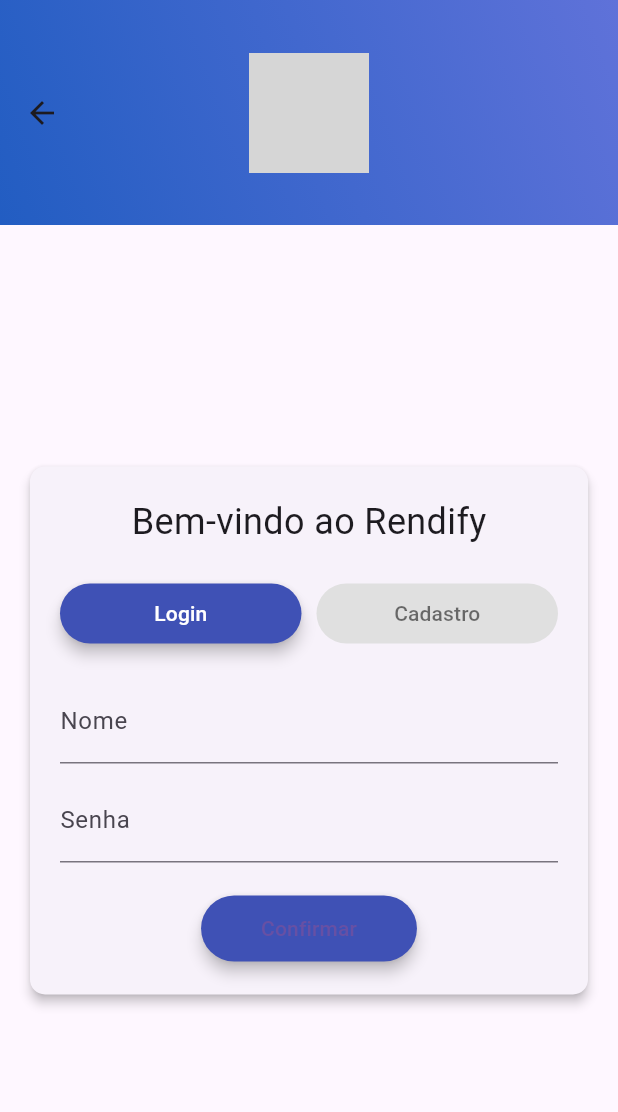
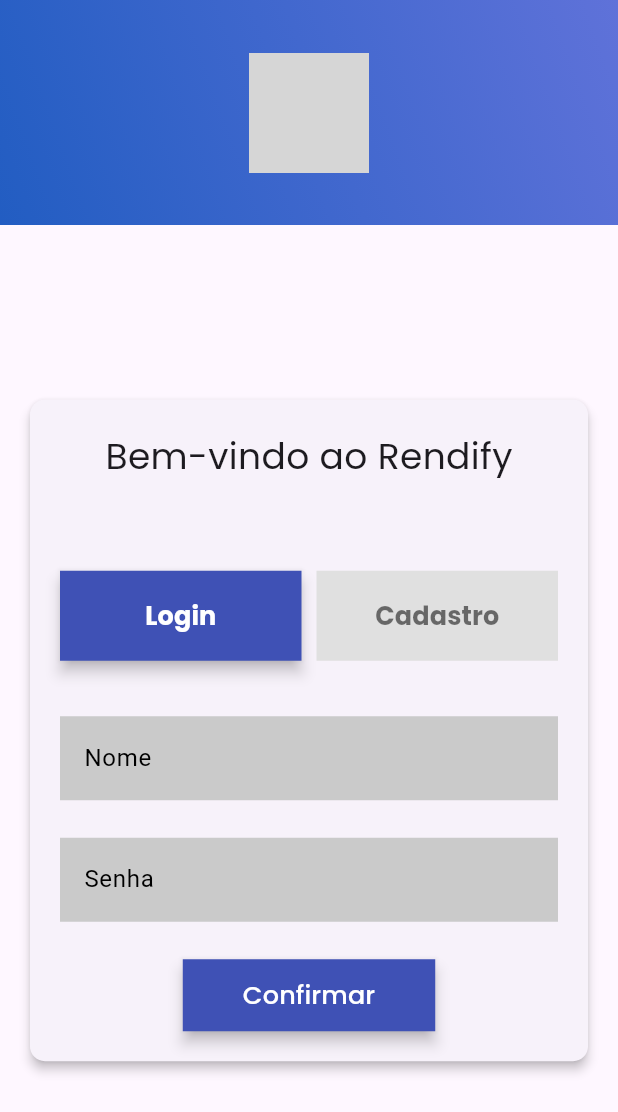
Before and after one commit to MauricioReisdoefer/rendify-frontend, a Flutter app: the LoginCadastroPage screen opened directly, on a phone screen of 412 x 824 dp. Shown: the top 1112 px of the screen. Run offline on Flutter 3.47's test engine with Material 3 defaults, Android fonts, the phone set to English and light mode, and no system bars; our stand-ins replace google_fonts; grey boxes are pictures that could not be loaded.

Commit message:
Front-end tela de cadastro

```diff
--- a/lib/components/appbar.dart
+++ b/lib/components/appbar.dart
@@ -1,5 +1,4 @@
 import 'package:flutter/material.dart';
-import 'package:google_fonts/google_fonts.dart';
 
 class CustomAppBar extends StatelessWidget implements PreferredSizeWidget {
   const CustomAppBar({super.key});
@@ -9,7 +8,7 @@
     return AppBar(
       toolbarHeight: 150,
       centerTitle: true,
-      title: Image.asset("logo.png", height: 80),
+      title: Image.asset("../assets/logo.png", height: 80),
       flexibleSpace: Container(
         decoration: const BoxDecoration(
           gradient: LinearGradient(
--- a/lib/screems/login_screen.dart
+++ b/lib/screens/login_screen.dart
@@ -1,5 +1,6 @@
 import 'package:flutter/material.dart';
 import '../components/appbar.dart';
+import 'package:google_fonts/google_fonts.dart';
 
 class LoginCadastroPage extends StatefulWidget {
   const LoginCadastroPage({super.key});
@@ -30,11 +31,11 @@
               child: Column(
                 mainAxisSize: MainAxisSize.min,
                 children: [
-                  const Text(
+                  Text(
                     'Bem-vindo ao Rendify',
-                    style: TextStyle(fontSize: 24),
+                    style: GoogleFonts.poppins(fontSize: 24),
                   ),
-                  const SizedBox(height: 20),
+                  const SizedBox(height: 60),
                   Row(
                     children: [
                       Expanded(
@@ -44,8 +45,10 @@
                             backgroundColor: isLogin ? Colors.indigo : Colors.grey[300],
                             foregroundColor: isLogin ? Colors.white : Colors.black54,
                             elevation: isLogin ? 4 : 0,
+                            shape: LinearBorder(),
+                            minimumSize: Size(60, 60),
                           ),
-                          child: const Text('Login'),
+                          child: Text('Login', style: GoogleFonts.poppins(fontWeight: FontWeight.bold, fontSize: 17),),
                         ),
                       ),
                       const SizedBox(width: 10),
@@ -56,32 +59,34 @@
                             backgroundColor: !isLogin ? Colors.indigo : Colors.grey[300],
                             foregroundColor: !isLogin ? Colors.white : Colors.black54,
                             elevation: !isLogin ? 4 : 0,
+                            shape: LinearBorder(),
+                            minimumSize: Size(60, 60),
                           ),
-                          child: const Text('Cadastro'),
+                          child: Text('Cadastro', style: GoogleFonts.poppins(fontWeight: FontWeight.bold, fontSize: 17),),
                         ),
                       ),
                     ],
                   ),
-                  const SizedBox(height: 20),
+                  const SizedBox(height: 37),
                   TextField(
                     controller: nomeController,
-                    decoration: const InputDecoration(labelText: 'Nome'),
+                    decoration: const InputDecoration(labelText: 'Nome', border: OutlineInputBorder(borderSide: BorderSide.none, borderRadius: BorderRadius.zero), filled: true, fillColor: Color(0xFFCACACA), labelStyle: TextStyle(color: Colors.black))
                   ),
-                  const SizedBox(height: 10),
+                  const SizedBox(height: 25),
                   TextField(
                     controller: senhaController,
                     obscureText: true,
-                    decoration: const InputDecoration(labelText: 'Senha'),
+                    decoration: const InputDecoration(labelText: 'Senha', border: OutlineInputBorder(borderSide: BorderSide.none, borderRadius: BorderRadius.zero), filled: true, fillColor: Color(0xFFCACACA), labelStyle: TextStyle(color: Colors.black)),
                   ),
                   if (!isLogin) ...[
-                    const SizedBox(height: 10),
+                    const SizedBox(height: 25),
                     TextField(
                       controller: confirmarSenhaController,
                       obscureText: true,
-                      decoration: const InputDecoration(labelText: 'Confirmar senha'),
+                      decoration: const InputDecoration(labelText: 'Confirmar senha', border: OutlineInputBorder(borderSide: BorderSide.none, borderRadius: BorderRadius.zero), filled: true, fillColor: Color(0xFFCACACA), labelStyle: TextStyle(color: Colors.black))
                     ),
                   ],
-                  const SizedBox(height: 20),
+                  const SizedBox(height: 25),
                   ElevatedButton(
                     onPressed: () {
                       // ação de login ou cadastro
@@ -90,8 +95,9 @@
                       backgroundColor: Colors.indigo,
                       padding: const EdgeInsets.symmetric(horizontal: 40, vertical: 12),
                       elevation: 4,
+                      shape: LinearBorder(),
                     ),
-                    child: const Text('Confirmar'),
+                    child: Text('Confirmar', style: GoogleFonts.poppins(fontSize: 17, color: Colors.white),),
                   ),
                 ],
               ),
--- a/pubspec.yaml
+++ b/pubspec.yaml
@@ -63,7 +63,7 @@
   # To add assets to your application, add an assets section, like this:
   assets:
   #   - images/a_dot_burr.jpeg
-    - logo.png
+    - "assets/logo.png"
 
   # An image asset can refer to one or more resolution-specific "variants", see
   # https://flutter.dev/assets-and-images/#resolution-aware
```
Also changed, not shown: lib/main.dart (+2 -5 lines), assets/logo.png (added), lib/assets/logo.png (deleted), lib/screens/duvidas_screen.dart (renamed from lib/screems/duvidas_screen.dart), lib/screens/main_screen.dart (added), pubspec.lock, 4 other files.
